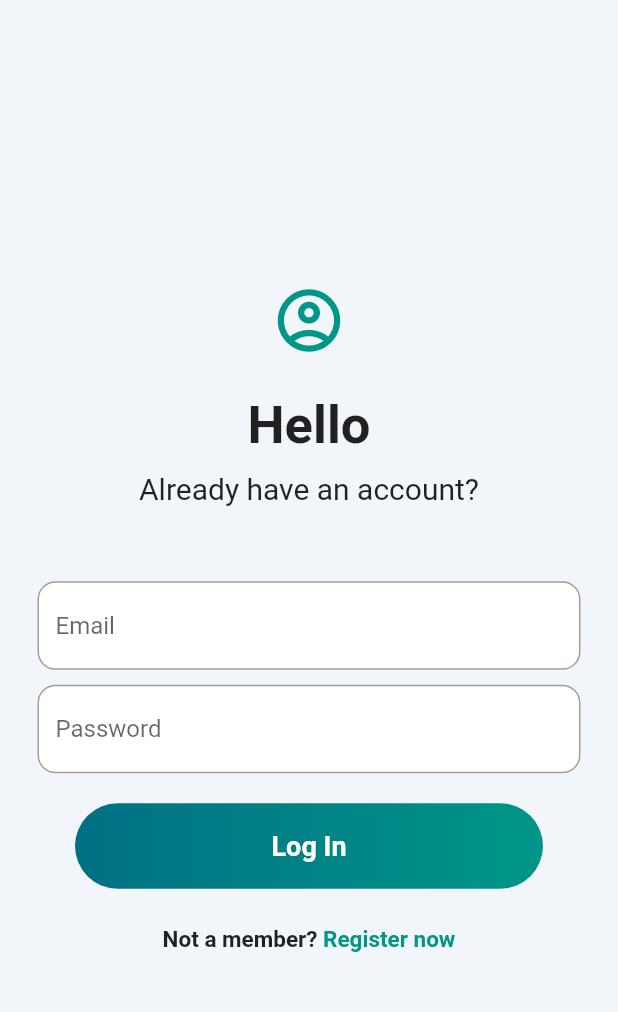
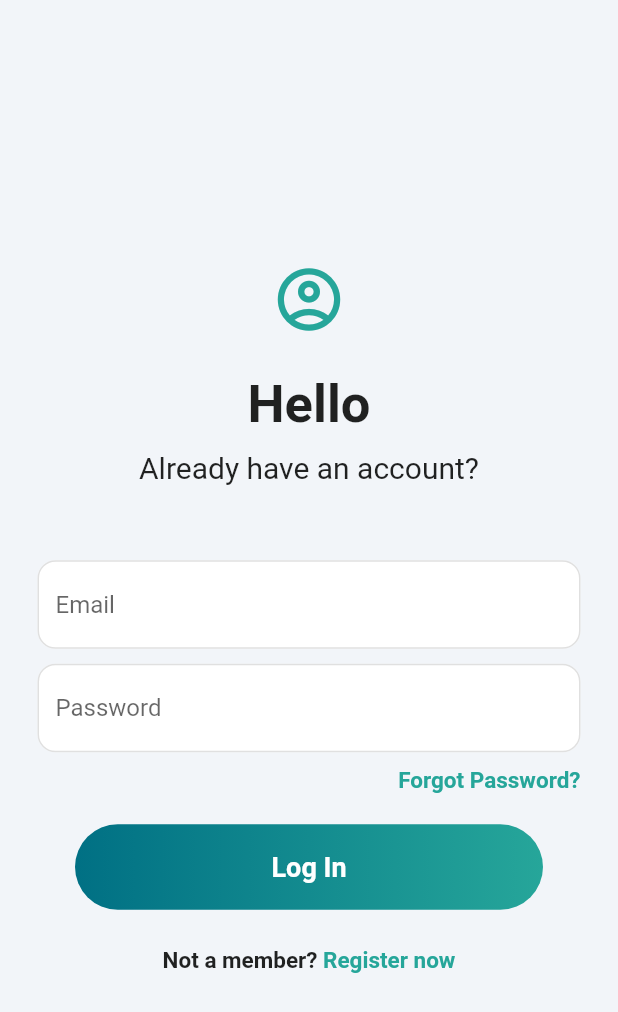
Before and after one commit to Anushastha/DiaryApp, a Flutter app: the screen it shows after launch, on a phone screen of 412 x 824 dp. Shown: the top 1012 px of the screen. Run offline on Flutter 3.47's test engine with Material 2 defaults, Android fonts, the phone set to English and light mode, and no system bars; our stand-ins replace cloud_firestore, firebase_auth, firebase_core; accounts and stored records are empty.

Commit message:
login register with firebase

```diff
--- /dev/null
+++ b/lib/Screens/Auth/auth_page.dart
@@ -0,0 +1,30 @@
+import 'package:diary/Screens/Auth/register_page.dart';
+import 'package:flutter/material.dart';
+import 'login_page.dart';
+
+class AuthPage extends StatefulWidget {
+  const AuthPage({Key? key}) : super(key: key);
+
+  @override
+  State<AuthPage> createState() => _AuthPageState();
+}
+
+class _AuthPageState extends State<AuthPage> {
+  //show login initially
+  bool showLoginPage = true;
+
+  void toggleScreens(){
+    setState(() {
+      showLoginPage = !showLoginPage;
+    });
+  }
+
+  @override
+  Widget build(BuildContext context) {
+    if(showLoginPage){
+      return LoginPage(showRegisterPage: toggleScreens);
+    }else{
+      return RegisterPage(showLoginPage: toggleScreens);
+    }
+  }
+}
--- a/lib/Screens/login_page.dart
+++ b/lib/Screens/Auth/login_page.dart
@@ -1,13 +1,35 @@
+import 'package:firebase_auth/firebase_auth.dart';
 import 'package:flutter/material.dart';
 
+import 'forgot_pass_page.dart';
+
 class LoginPage extends StatefulWidget {
-  const LoginPage({Key? key}) : super(key: key);
+  final VoidCallback showRegisterPage;
+  const LoginPage({Key? key,required this.showRegisterPage}) : super(key: key);
 
   @override
   State<LoginPage> createState() => _LoginPageState();
 }
 
 class _LoginPageState extends State<LoginPage> {
+  //text controllers
+  final _emailController = TextEditingController();
+  final _passwordController = TextEditingController();
+
+  Future signIn() async{
+    await FirebaseAuth.instance.signInWithEmailAndPassword(
+        email: _emailController.text.trim(),
+        password: _passwordController.text.trim(),
+    );
+  }
+
+  @override
+  void dispose(){
+    _emailController.dispose();
+    _passwordController.dispose();
+    super.dispose();
+  }
+
   @override
   Widget build(BuildContext context) {
     return Scaffold(
@@ -22,7 +44,7 @@ class _LoginPageState extends State<LoginPage> {
                 Icon(
                   Icons.account_circle_outlined,
                   size: 50,
-                  color: Colors.teal,
+                  color: Color(0xFF26A69A),
                 ),
               SizedBox(height: 25),
               Text(
@@ -45,9 +67,10 @@ class _LoginPageState extends State<LoginPage> {
                 Padding(
                   padding: const EdgeInsets.symmetric(horizontal: 25.0),
                   child: TextField(
+                    controller: _emailController,
                     decoration: InputDecoration(
                       enabledBorder: OutlineInputBorder(
-                        borderSide: BorderSide(color: Colors.grey),
+                        borderSide: BorderSide(color: Color(0xFFE0E0E0)),
                         borderRadius: BorderRadius.circular(12),
                       ),
                       focusedBorder: OutlineInputBorder(
@@ -66,9 +89,11 @@ class _LoginPageState extends State<LoginPage> {
                 Padding(
                   padding: const EdgeInsets.symmetric(horizontal: 25.0),
                   child: TextField(
+                    obscureText: true,
+                    controller: _passwordController,
                     decoration: InputDecoration(
                       enabledBorder: OutlineInputBorder(
-                        borderSide: BorderSide(color: Colors.grey),
+                        borderSide: BorderSide(color: Color(0xFFE0E0E0)),
                         borderRadius: BorderRadius.circular(12),
                       ),
                       focusedBorder: OutlineInputBorder(
@@ -81,18 +106,49 @@ class _LoginPageState extends State<LoginPage> {
                     ),
                   ),
                 ),
+                SizedBox(height: 10),
+                Padding(
+                  padding: const EdgeInsets.symmetric(horizontal: 25.0),
+                  child: Row(
+                    mainAxisAlignment: MainAxisAlignment.end,
+                    children: [
+                      GestureDetector(
+                        onTap:(){
+                          Navigator.push(
+                              context,
+                              MaterialPageRoute(
+                                builder: (context){
+                                  return ForgotPasswordPage();
+                                },
+                              ),
+                          );
+                        },
+                        child: Text(
+                            'Forgot Password?',
+                          style: TextStyle(
+                            color: Color(0xFF26A69A),
+                            fontWeight: FontWeight.bold,
+                            fontSize: 15,
+                          ),
+                        ),
+                      ),
+                    ],
+                  ),
+                ),
                 SizedBox(height: 20),
 
                 //signin button here
                 Padding(
                   padding: const EdgeInsets.symmetric(horizontal: 50.0),
+                  child: GestureDetector(
+                    onTap: signIn,
                     child: Container(
                       padding: EdgeInsets.all(18),
                       decoration: BoxDecoration(
                         gradient: LinearGradient(
                             colors: <Color>[
                               Color(0xff007084),
-                            Colors.teal,
+                              Color(0xFF26A69A),
                             ],
                         ),
                         borderRadius: BorderRadius.circular(30)
@@ -104,6 +160,7 @@ class _LoginPageState extends State<LoginPage> {
                             color: Colors.white,
                             fontWeight: FontWeight.bold,
                             fontSize: 18,
+                          ),
                         ),
                       ),
                     ),
@@ -122,12 +179,15 @@ class _LoginPageState extends State<LoginPage> {
                         fontSize: 15,
                       ),
                     ),
-                    Text(
+                    GestureDetector(
+                      onTap: widget.showRegisterPage,
+                      child: Text(
                         ' Register now',
                         style: TextStyle(
-                        color: Colors.teal,
+                          color: Color(0xFF26A69A),
                           fontWeight: FontWeight.bold,
                           fontSize: 15,
+                        ),
                       ),
                     ),
                   ],
--- /dev/null
+++ b/lib/Screens/Auth/main_page.dart
@@ -0,0 +1,25 @@
+import 'package:diary/Screens/Auth/auth_page.dart';
+import 'package:firebase_auth/firebase_auth.dart';
+import 'package:flutter/cupertino.dart';
+import 'package:flutter/material.dart';
+import 'home_page.dart';
+
+class MainPage extends StatelessWidget {
+  const MainPage({Key? key}) : super(key: key);
+
+  @override
+  Widget build(BuildContext context) {
+    return Scaffold(
+      body: StreamBuilder<User?>(
+        stream: FirebaseAuth.instance.authStateChanges(),
+        builder: (context, snapshot){
+          if(snapshot.hasData){
+            return HomePage();
+          }else{
+            return AuthPage();
+          }
+        },
+      ),
+    );
+  }
+}
--- a/lib/main.dart
+++ b/lib/main.dart
@@ -1,7 +1,6 @@
+import 'package:diary/Screens/Auth/main_page.dart';
 import 'package:firebase_core/firebase_core.dart';
 import 'package:flutter/material.dart';
-
-import 'Screens/login_page.dart';
 
 void main() async{
   WidgetsFlutterBinding.ensureInitialized();
@@ -10,13 +9,13 @@ void main() async{
 }
 
 class MyApp extends StatelessWidget {
-  const MyApp({super.key});
+  const MyApp({Key? key}) : super(key: key);
 
   @override
   Widget build(BuildContext context) {
     return MaterialApp(
       debugShowCheckedModeBanner: false,
-      home: LoginPage(),
+      home: MainPage(),
     );
   }
 }
```
Also changed, not shown: lib/Screens/Auth/forgot_pass_page.dart (added, +17 -0 lines), lib/Screens/Auth/home_page.dart (added, +59 -0 lines), lib/Screens/Auth/register_page.dart (added, +206 -0 lines), lib/Screens/register_page.dart (deleted), 1 other file. Lines whose indentation alone changed are shown as unchanged.
